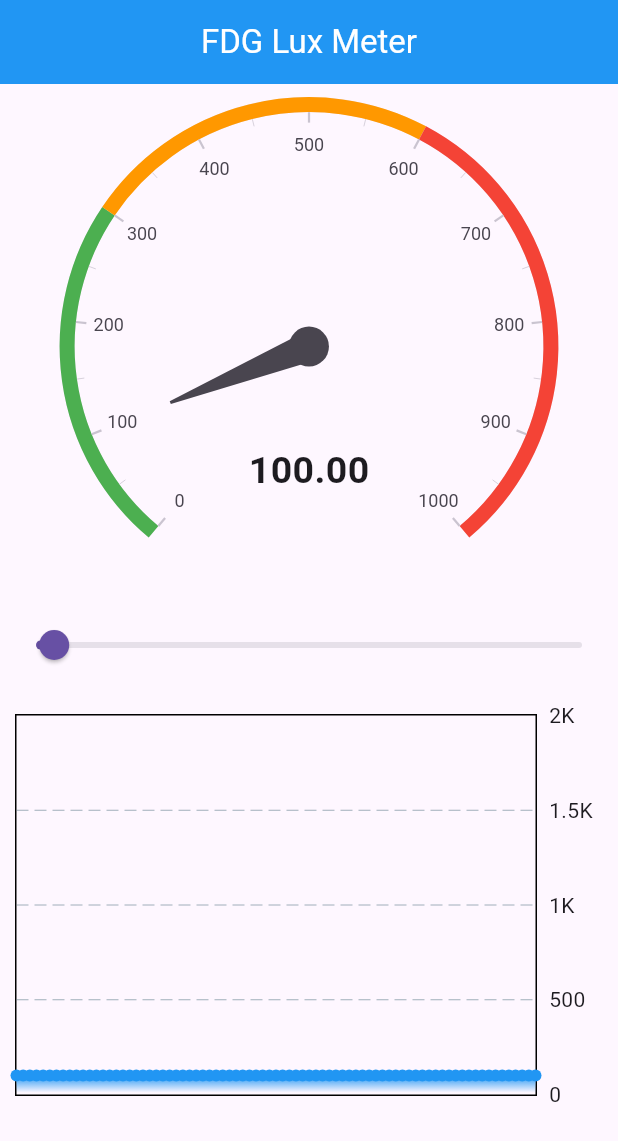
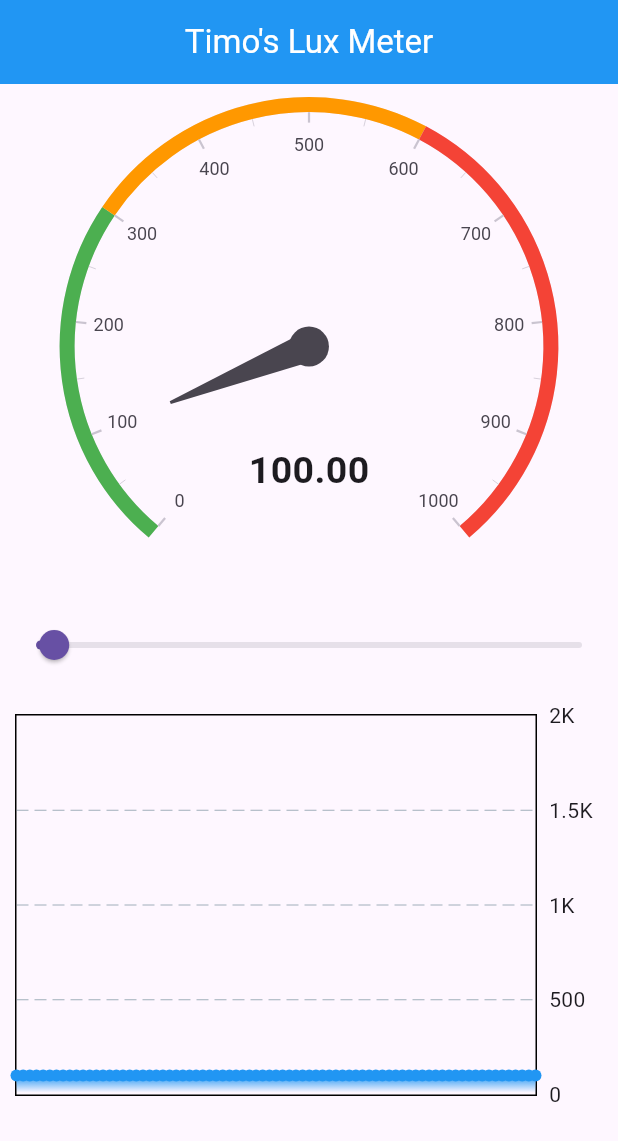
Before and after one commit to fdg2324/fdg_lux_meter, a Flutter app: the screen it shows after launch, on a phone screen of 412 x 824 dp. Shown: the top 1141 px of the screen. Run offline on Flutter 3.47's test engine with Material 3 defaults, Android fonts, the phone set to English and light mode, and no system bars; drawn by our look-alikes of fl_chart, syncfusion_flutter_gauges; missing offline and left inert: light.

Commit message:
appname changed

```diff
--- a/lib/main.dart
+++ b/lib/main.dart
@@ -64,7 +64,7 @@ class MyHomePageState extends State<MyHomePage> {
   @override
   Widget build(BuildContext context) {
     return Scaffold(
-        appBar: AppBar(title: const Text('FDG Lux Meter'),
+        appBar: AppBar(title: const Text("Timo's Lux Meter"),
         foregroundColor: Colors.white,
         backgroundColor: Colors.blue,
         centerTitle: true,),
```
Also changed, not shown: 1 other file.
